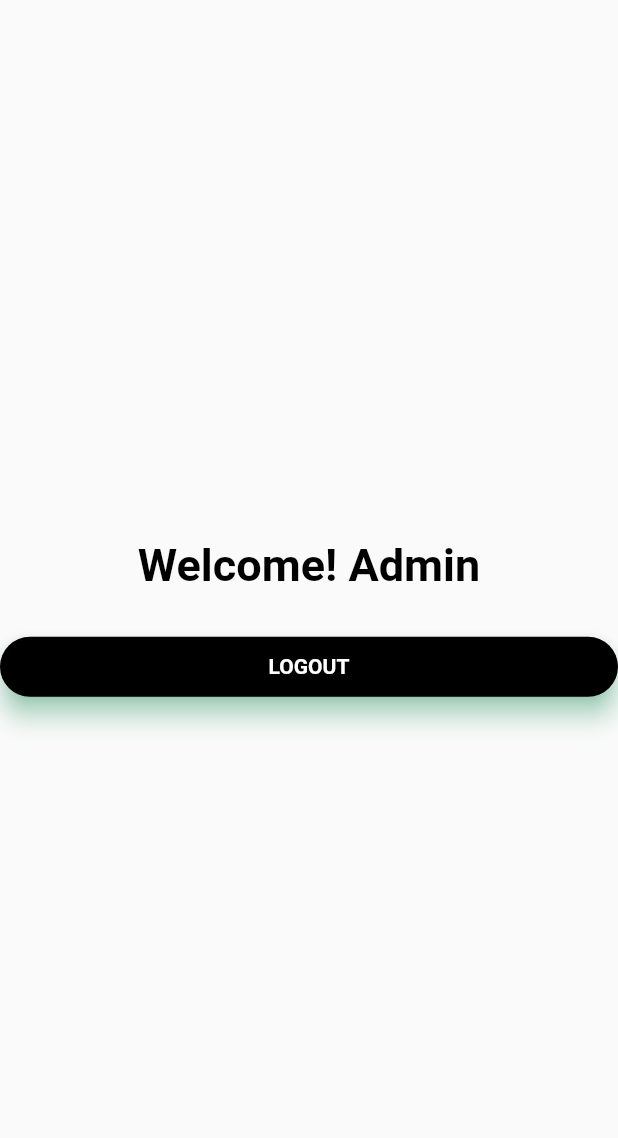
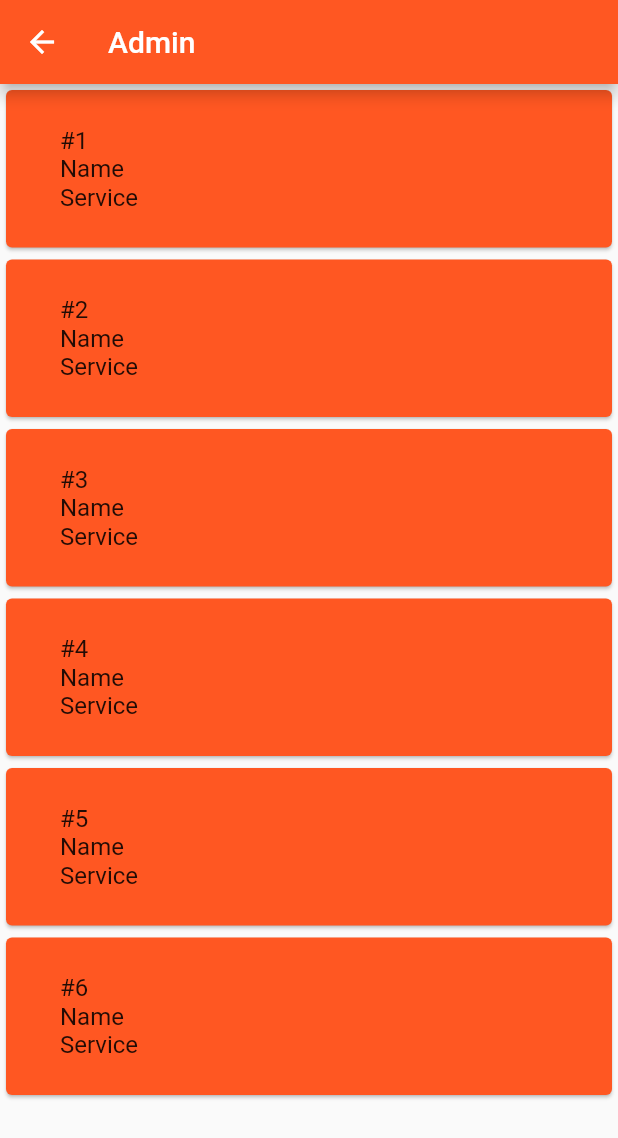
Before and after one commit to ekyut123/THESIS, a Flutter app: the AdminPage screen opened directly, on a phone screen of 412 x 824 dp. Shown: the top 1138 px of the screen. Run offline on Flutter 3.47's test engine with Material 2 defaults, Android fonts, the phone set to English and light mode, and no system bars; our stand-ins replace anim_search_bar, cloud_firestore, firebase_auth, firebase_core, font_awesome_flutter, form_field_validator and 3 more; missing offline and left inert: date_time_picker_widget, flutter_polyline_points, quick_feedback; accounts and stored records are empty; Roboto replaces fonts that are missing (Montserrat).

Commit message:
Update admin.dart

```diff
--- a/lib/admin.dart
+++ b/lib/admin.dart
@@ -14,50 +14,84 @@ class _AdminPageState extends State<AdminPage> {
     FirebaseAuth.instance.signOut();
   }
 
+//   @override
+//   Widget build(BuildContext context) {
+//     return Scaffold(
+//       body: Column(
+//         mainAxisAlignment: MainAxisAlignment.center,
+//         children: <Widget>[
+//           const Text(
+//             "Welcome! Admin",
+//             style: TextStyle(
+//               color: Colors.black,
+//               fontWeight: FontWeight.bold,
+//               fontFamily: 'Montserrat',
+//               fontSize: 30,
+//             ),
+//           ),
+//           const SizedBox(
+//             height: 30,
+//           ),
+//           SizedBox(
+//             height: 40,
+//             child: Material(
+//               borderRadius: BorderRadius.circular(20),
+//               shadowColor: Colors.greenAccent,
+//               color: Colors.black,
+//               elevation: 7,
+//               child: GestureDetector(
+//                 onTap: () async {
+//                   _signOut();
+//                 },
+//                 child: const Center(
+//                   child: Text(
+//                     'LOGOUT',
+//                     style: TextStyle(
+//                       color: Colors.white,
+//                       fontWeight: FontWeight.bold,
+//                       fontFamily: 'Montserrat',
+//                     ),
+//                   ),
+//                 ),
+//               ),
+//             ),
+//           ),
+//         ],
+//       ),
+//     );
+//   }
+// }
+  List<String> data = [
+    "#1\nName\nService",
+    "#2\nName\nService",
+    "#3\nName\nService",
+    "#4\nName\nService",
+    "#5\nName\nService",
+    "#6\nName\nService",
+  ];
+
   @override
   Widget build(BuildContext context) {
     return Scaffold(
-      body: Column(
-        mainAxisAlignment: MainAxisAlignment.center,
-        children: <Widget>[
-          const Text(
-            "Welcome! Admin",
-            style: TextStyle(
-              color: Colors.black,
-              fontWeight: FontWeight.bold,
-              fontFamily: 'Montserrat',
-              fontSize: 30,
-            ),
-          ),
-          const SizedBox(
-            height: 30,
-          ),
-          SizedBox(
-            height: 40,
-            child: Material(
-              borderRadius: BorderRadius.circular(20),
-              shadowColor: Colors.greenAccent,
-              color: Colors.black,
-              elevation: 7,
-              child: GestureDetector(
-                onTap: () async {
-                  _signOut();
-                },
-                child: const Center(
-                  child: Text(
-                    'LOGOUT',
-                    style: TextStyle(
-                      color: Colors.white,
-                      fontWeight: FontWeight.bold,
-                      fontFamily: 'Montserrat',
-                    ),
+      appBar: AppBar(
+        title: const Text("Admin"),
+      ),
+      body: ListView.builder(
+          itemCount: data.length,
+          itemBuilder: (context, index) {
+            return Card(
+              color: Colors.deepOrange,
+              child: Padding(
+                padding: const EdgeInsets.all(20.0),
+                child: ListTile(
+                  title: Text(data[index]),
+                  trailing: const SizedBox(
+                    width: 100,
                   ),
                 ),
               ),
-            ),
-          ),
-        ],
-      ),
+            );
+          }),
     );
   }
 }
```
